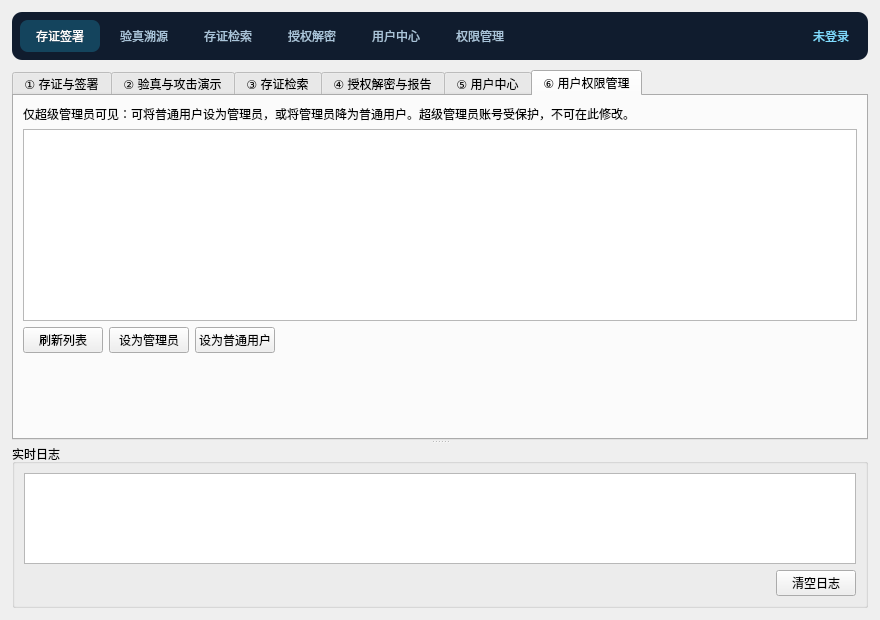
Above: app/gui.ui from Liang-xode/contract-chain before the change. Below: the same form after it.
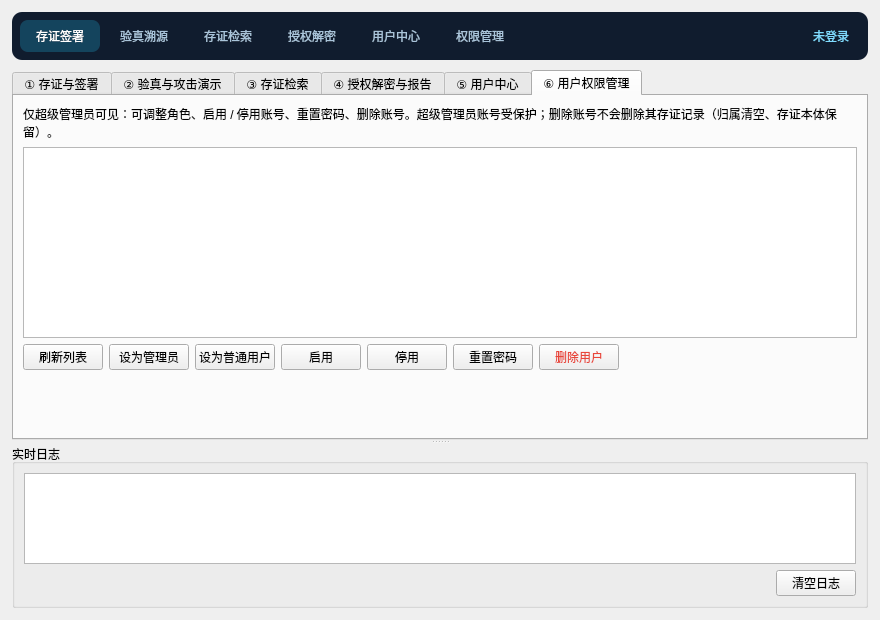
That is the form after the change. The open tabs and pages were chosen to show the change. Custom widgets are drawn as their Qt base class.

Commit message:
feat: 添加业务文件标识file_id字段，支持用户管理与权限检索
- 在证据表新增file_id字段，兼容历史数据
- 实现超级管理员启用/停用/删除用户、重置密码功能
- 优化存证检索逻辑，支持file_id关键词匹配与权限控制
- 清理废弃测试文件与无用代码，更新文档说明

The edit to the form file:
```diff
--- a/app/gui.ui
+++ b/app/gui.ui
@@ -861,7 +861,7 @@
          <item>
           <widget class="QLabel" name="lbl_users_hint">
            <property name="text">
-            <string>仅超级管理员可见：可将普通用户设为管理员，或将管理员降为普通用户。超级管理员账号受保护，不可在此修改。</string>
+            <string>仅超级管理员可见：可调整角色、启用 / 停用账号、重置密码、删除账号。超级管理员账号受保护；删除账号不会删除其存证记录（归属清空、存证本体保留）。</string>
            </property>
            <property name="wordWrap">
             <bool>true</bool>
@@ -904,6 +904,37 @@
              </property>
             </widget>
            </item>
+           <item>
+            <widget class="QPushButton" name="btn_enable_user">
+             <property name="text">
+              <string>启用</string>
+             </property>
+            </widget>
+           </item>
+           <item>
+            <widget class="QPushButton" name="btn_disable_user">
+             <property name="text">
+              <string>停用</string>
+             </property>
+            </widget>
+           </item>
+           <item>
+            <widget class="QPushButton" name="btn_reset_user_pwd">
+             <property name="text">
+              <string>重置密码</string>
+             </property>
+            </widget>
+           </item>
+           <item>
+            <widget class="QPushButton" name="btn_delete_user">
+             <property name="styleSheet">
+              <string notr="true">color: #E8463A;</string>
+             </property>
+             <property name="text">
+              <string>删除用户</string>
+             </property>
+            </widget>
+           </item>
            <item>
             <spacer name="users_btn_spacer">
              <property name="orientation">
```
The commit also changes 15 other files.
